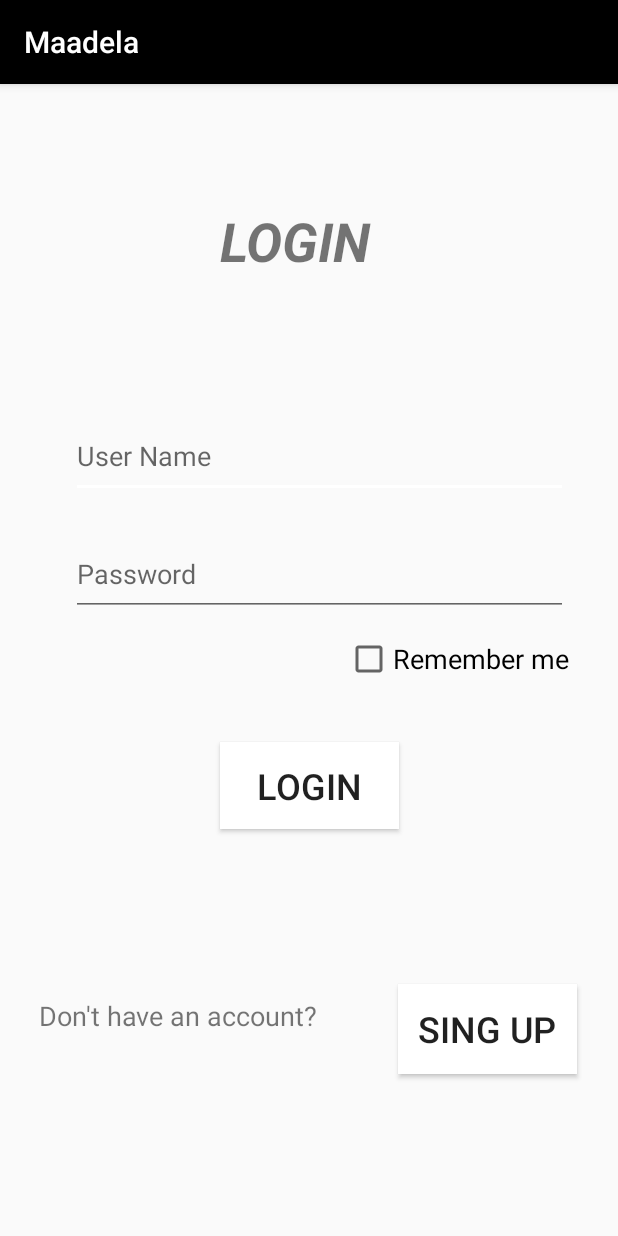
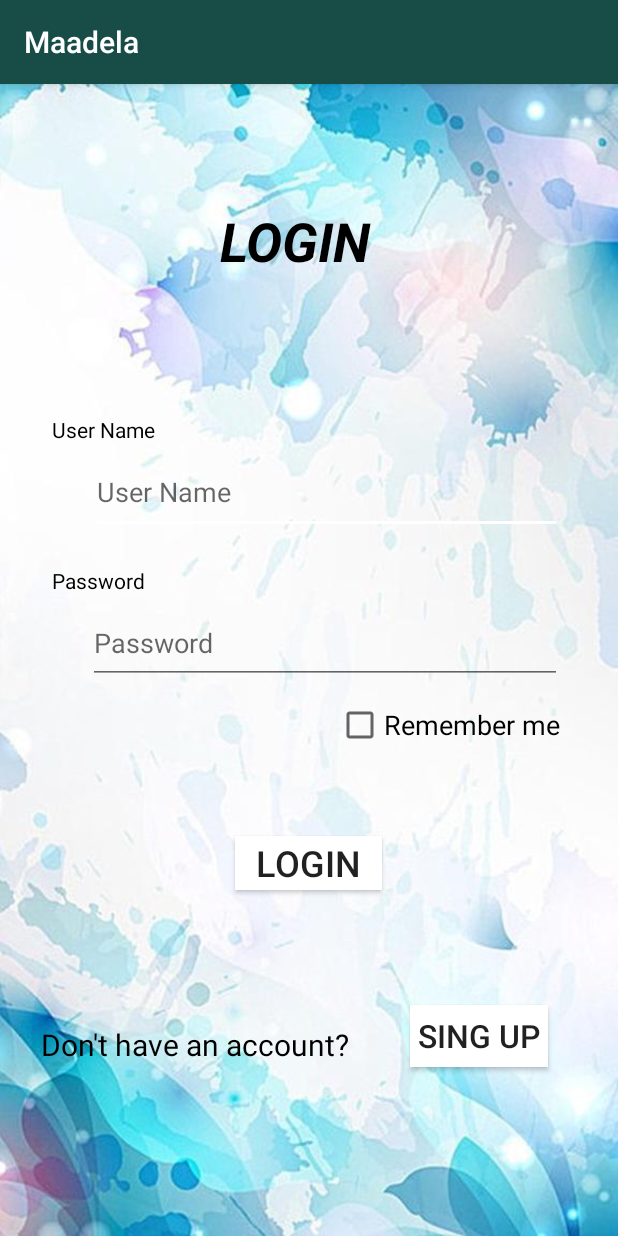
Before and after one commit to HDLLakshan/Maadela, an Android app: the Login screen opened directly, with no data from a screen before it, on a phone screen of 412 x 824 dp. Run offline under Robolectric (Android 15) with nearby library versions, the phone set to English and light mode, and no system bars; our stand-ins replace Firebase (no records; nobody signed in at launch, a user with empty details on screens opened directly).

Commit message:
complete 90.50.1111

```diff
--- a/app/src/main/java/com/example/maadela/Login.java
+++ b/app/src/main/java/com/example/maadela/Login.java
@@ -154,7 +154,7 @@ public class Login extends AppCompatActivity implements TextWatcher, OnCheckedCh
                         us.setStatus(true);
                         dbref = FirebaseDatabase.getInstance().getReference().child("User").child(e1.getText().toString());
                         dbref.setValue(us);
-                        Toast.makeText(getApplicationContext(), "Log Out successfully", Toast.LENGTH_SHORT).show();
+                        Toast.makeText(getApplicationContext(), "Log in successfully", Toast.LENGTH_SHORT).show();
 
                     } catch (NumberFormatException e) {
                         Toast.makeText(getApplicationContext(), "invalid", Toast.LENGTH_SHORT).show();
--- a/app/src/main/res/layout/activity_login.xml
+++ b/app/src/main/res/layout/activity_login.xml
@@ -5,6 +5,7 @@
     android:layout_width="match_parent"
     android:layout_height="match_parent"
     tools:context=".Login"
+    android:background="@drawable/bci1"
 
     >
 
@@ -15,6 +16,7 @@
         android:layout_marginStart="8dp"
         android:layout_marginEnd="8dp"
         android:text="LOGIN"
+        android:textColor="@color/common_google_signin_btn_text_dark_focused"
         android:textSize="36sp"
         android:textStyle="bold|italic"
         app:layout_constraintBottom_toBottomOf="parent"
@@ -25,7 +27,7 @@
 
     <EditText
         android:id="@+id/editText17"
-        android:layout_width="331dp"
+        android:layout_width="314dp"
         android:layout_height="55dp"
         android:layout_marginStart="8dp"
         android:layout_marginEnd="8dp"
@@ -34,10 +36,10 @@
         android:inputType="textPersonName"
         app:layout_constraintBottom_toBottomOf="parent"
         app:layout_constraintEnd_toEndOf="parent"
-        app:layout_constraintHorizontal_bias="0.609"
+        app:layout_constraintHorizontal_bias="0.641"
         app:layout_constraintStart_toStartOf="parent"
         app:layout_constraintTop_toTopOf="parent"
-        app:layout_constraintVertical_bias="0.31" />
+        app:layout_constraintVertical_bias="0.343" />
 
     <CheckBox
         android:id="@+id/checkBox"
@@ -49,15 +51,15 @@
         android:textSize="18sp"
         app:layout_constraintBottom_toBottomOf="parent"
         app:layout_constraintEnd_toEndOf="parent"
-        app:layout_constraintHorizontal_bias="0.899"
+        app:layout_constraintHorizontal_bias="0.875"
         app:layout_constraintStart_toStartOf="parent"
         app:layout_constraintTop_toTopOf="parent"
-        app:layout_constraintVertical_bias="0.499" />
+        app:layout_constraintVertical_bias="0.559" />
 
     <Button
         android:id="@+id/button3"
-        android:layout_width="119dp"
-        android:layout_height="58dp"
+        android:layout_width="98dp"
+        android:layout_height="36dp"
         android:layout_marginStart="8dp"
         android:layout_marginEnd="8dp"
         android:background="@color/common_google_signin_btn_text_dark_default"
@@ -65,51 +67,79 @@
         android:textSize="24sp"
         app:layout_constraintBottom_toBottomOf="parent"
         app:layout_constraintEnd_toEndOf="parent"
+        app:layout_constraintHorizontal_bias="0.498"
         app:layout_constraintStart_toStartOf="parent"
         app:layout_constraintTop_toTopOf="parent"
-        app:layout_constraintVertical_bias="0.618" />
+        app:layout_constraintVertical_bias="0.685" />
 
     <Button
         android:id="@+id/textView9"
-        android:layout_width="119dp"
-        android:layout_height="60dp"
+        android:layout_width="92dp"
+        android:layout_height="41dp"
         android:layout_marginStart="8dp"
         android:layout_marginEnd="8dp"
         android:background="@color/common_google_signin_btn_text_dark_default"
         android:text="Sing Up"
-        android:textSize="24sp"
+        android:textSize="21sp"
         app:layout_constraintBottom_toBottomOf="parent"
         app:layout_constraintEnd_toEndOf="parent"
-        app:layout_constraintHorizontal_bias="0.931"
+        app:layout_constraintHorizontal_bias="0.873"
         app:layout_constraintStart_toStartOf="parent"
         app:layout_constraintTop_toTopOf="parent"
-        app:layout_constraintVertical_bias="0.847" />
+        app:layout_constraintVertical_bias="0.845" />
 
     <EditText
         android:id="@+id/editText18"
-        android:layout_width="331dp"
-        android:layout_height="55dp"
+        android:layout_width="316dp"
+        android:layout_height="54dp"
         android:ems="10"
         android:hint="Password"
         android:inputType="textPassword"
         app:layout_constraintBottom_toBottomOf="parent"
         app:layout_constraintEnd_toEndOf="parent"
-        app:layout_constraintHorizontal_bias="0.587"
+        app:layout_constraintHorizontal_bias="0.61"
         app:layout_constraintStart_toStartOf="parent"
         app:layout_constraintTop_toTopOf="parent"
-        app:layout_constraintVertical_bias="0.42" />
+        app:layout_constraintVertical_bias="0.485" />
 
     <TextView
         android:id="@+id/textView2"
         android:layout_width="225dp"
         android:layout_height="44dp"
         android:text="Don't have an account?"
-        android:textSize="18sp"
+        android:textColor="@color/common_google_signin_btn_text_dark_focused"
+        android:textSize="20sp"
         app:layout_constraintBottom_toBottomOf="parent"
         app:layout_constraintEnd_toEndOf="parent"
-        app:layout_constraintHorizontal_bias="0.14"
+        app:layout_constraintHorizontal_bias="0.145"
         app:layout_constraintStart_toStartOf="parent"
         app:layout_constraintTop_toTopOf="parent"
-        app:layout_constraintVertical_bias="0.841" />
+        app:layout_constraintVertical_bias="0.866" />
+
+    <TextView
+        android:id="@+id/textView10"
+        android:layout_width="111dp"
+        android:layout_height="22dp"
+        android:text="User Name"
+        android:textColor="@color/common_google_signin_btn_text_dark_focused"
+        app:layout_constraintBottom_toBottomOf="parent"
+        app:layout_constraintEnd_toEndOf="parent"
+        app:layout_constraintHorizontal_bias="0.116"
+        app:layout_constraintStart_toStartOf="parent"
+        app:layout_constraintTop_toTopOf="parent"
+        app:layout_constraintVertical_bias="0.296" />
+
+    <TextView
+        android:id="@+id/textView12"
+        android:layout_width="111dp"
+        android:layout_height="22dp"
+        android:text="Password"
+        android:textColor="@color/common_google_signin_btn_text_dark_focused"
+        app:layout_constraintBottom_toBottomOf="parent"
+        app:layout_constraintEnd_toEndOf="parent"
+        app:layout_constraintHorizontal_bias="0.116"
+        app:layout_constraintStart_toStartOf="parent"
+        app:layout_constraintTop_toTopOf="parent"
+        app:layout_constraintVertical_bias="0.431" />
 
 </androidx.constraintlayout.widget.ConstraintLayout>
--- a/app/src/main/res/values/colors.xml
+++ b/app/src/main/res/values/colors.xml
@@ -1,6 +1,6 @@
 <?xml version="1.0" encoding="utf-8"?>
 <resources>
-    <color name="colorPrimary">#000000</color>
+    <color name="colorPrimary">#184D47</color>
     <color name="colorPrimaryDark">#00574B</color>
     <color name="colorAccent">#C5C5C5</color>
     <color name="white">#FFFFFF</color>
```
Also changed, not shown: app/src/main/res/layout/activity_profile.xml (+15 -13 lines), app/src/main/res/layout/activity_signup.xml (+17 -14 lines), app/src/main/res/layout/nav_header_search_navi.xml (+3 -7 lines), app/src/main/res/drawable/bci1.jpg (added), app/src/main/res/drawable/image1.jpeg (added).
